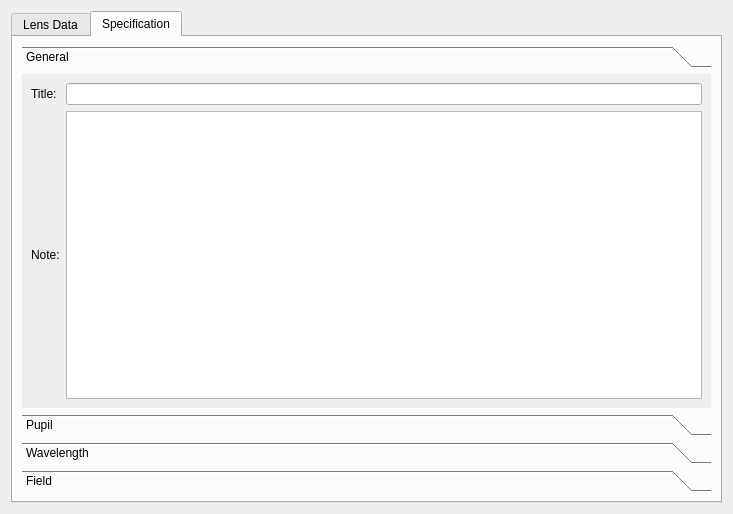
Before: the Qt Designer form geopter/gui/SystemEditor/system_editor_widget.ui in heterophyllus/Geopter, drawn with Qt 5.
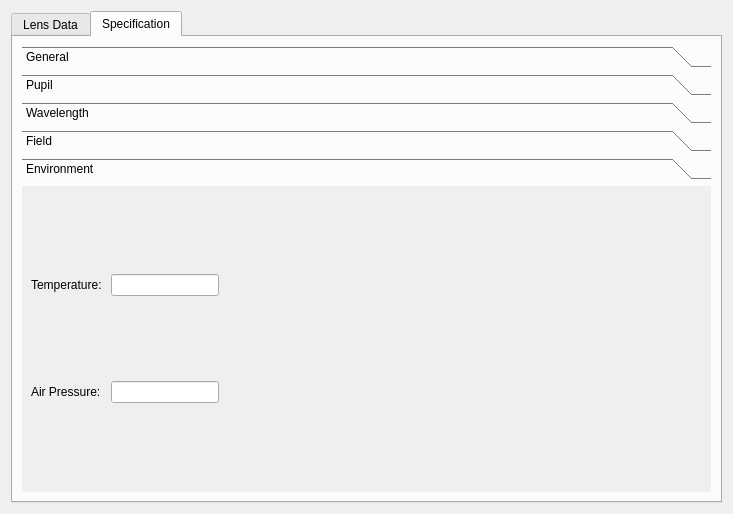
After: the same form once the commit is applied. The open tabs and pages were chosen to show the change.

```diff
--- a/geopter/gui/SystemEditor/system_editor_widget.ui
+++ b/geopter/gui/SystemEditor/system_editor_widget.ui
@@ -45,7 +45,7 @@
             <x>0</x>
             <y>0</y>
             <width>663</width>
-            <height>299</height>
+            <height>265</height>
            </rect>
           </property>
           <attribute name="label">
@@ -207,6 +207,60 @@
            </item>
           </layout>
          </widget>
+         <widget class="QWidget" name="environmentPage">
+          <attribute name="label">
+           <string>Environment</string>
+          </attribute>
+          <layout class="QGridLayout" name="gridLayout_4">
+           <item row="1" column="1">
+            <widget class="QLineEdit" name="pressureEdit">
+             <property name="sizePolicy">
+              <sizepolicy hsizetype="Fixed" vsizetype="Fixed">
+               <horstretch>0</horstretch>
+               <verstretch>0</verstretch>
+              </sizepolicy>
+             </property>
+            </widget>
+           </item>
+           <item row="0" column="0">
+            <widget class="QLabel" name="label">
+             <property name="text">
+              <string>Temperature: </string>
+             </property>
+            </widget>
+           </item>
+           <item row="0" column="1">
+            <widget class="QLineEdit" name="temperatureEdit">
+             <property name="sizePolicy">
+              <sizepolicy hsizetype="Fixed" vsizetype="Fixed">
+               <horstretch>0</horstretch>
+               <verstretch>0</verstretch>
+              </sizepolicy>
+             </property>
+            </widget>
+           </item>
+           <item row="1" column="0">
+            <widget class="QLabel" name="label_2">
+             <property name="text">
+              <string>Air Pressure: </string>
+             </property>
+            </widget>
+           </item>
+           <item row="0" column="2">
+            <spacer name="horizontalSpacer">
+             <property name="orientation">
+              <enum>Qt::Horizontal</enum>
+             </property>
+             <property name="sizeHint" stdset="0">
+              <size>
+               <width>40</width>
+               <height>20</height>
+              </size>
+             </property>
+            </spacer>
+           </item>
+          </layout>
+         </widget>
         </widget>
        </item>
       </layout>
```
Left out of the diff: 6 changed lines with no effect on the pictures.
